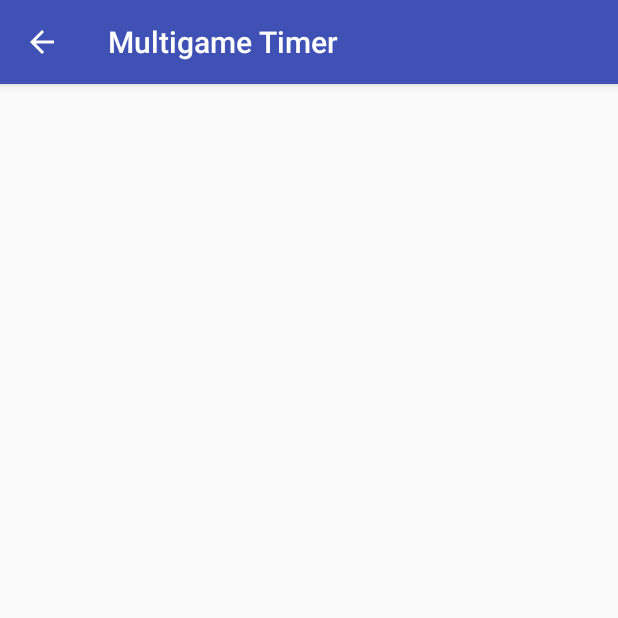
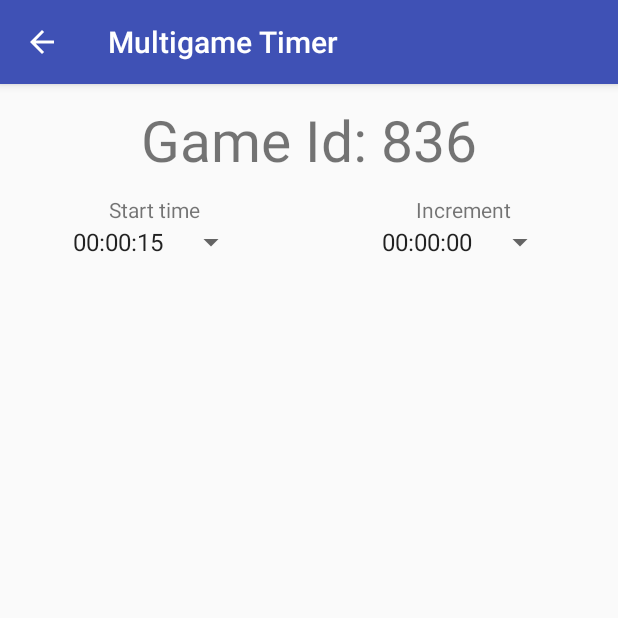
Before and after one commit to ephraimkunz/MultiGameTimer-Android, an Android app: the CreateGameActivity screen opened directly, with no data from a screen before it, on a phone screen of 412 x 824 dp, the top half of it. Run offline under Robolectric (Android 15) with nearby library versions, the phone set to English and light mode, and no system bars.

```diff
--- a/app/src/main/java/com/example/ephraimkunz/multigametimer/Activities/CreateGameActivity.java
+++ b/app/src/main/java/com/example/ephraimkunz/multigametimer/Activities/CreateGameActivity.java
@@ -2,18 +2,38 @@ package com.example.ephraimkunz.multigametimer.Activities;
 
 import android.support.v7.app.AppCompatActivity;
 import android.os.Bundle;
+import android.widget.TextView;
 
+import com.example.ephraimkunz.multigametimer.Constants;
+import com.example.ephraimkunz.multigametimer.GameCentral;
 import com.example.ephraimkunz.multigametimer.R;
 
+import java.util.Random;
+import java.util.UUID;
+
 public class CreateGameActivity extends AppCompatActivity {
+
+    int gameId;
+    GameCentral central;
 
     @Override
     protected void onCreate(Bundle savedInstanceState) {
         super.onCreate(savedInstanceState);
         setContentView(R.layout.activity_create_game);
 
+        Random rand = new Random();
+        gameId = rand.nextInt(900) + 100;
+        UUID gameUuid = Constants.uuidFromGameId(Integer.toString(gameId));
+
+        TextView gameIdView = (TextView)findViewById(R.id.gameIdTextView);
+        gameIdView.setText(generateNewGameIdLabel(gameId));
+
         // Start bluetooth central
+        central = GameCentral.sharedInstance();
+        central.setupGame(gameUuid, this);
+    }
 
-
+    private String generateNewGameIdLabel(int gameId) {
+        return "Game Id: " + gameId;
     }
 }
--- a/app/src/main/java/com/example/ephraimkunz/multigametimer/GameCentral.java
+++ b/app/src/main/java/com/example/ephraimkunz/multigametimer/GameCentral.java
@@ -1,4 +1,25 @@
 package com.example.ephraimkunz.multigametimer;
+
+import android.bluetooth.BluetoothAdapter;
+import android.bluetooth.BluetoothDevice;
+import android.bluetooth.BluetoothGatt;
+import android.bluetooth.BluetoothGattCallback;
+import android.bluetooth.BluetoothGattCharacteristic;
+import android.bluetooth.BluetoothGattDescriptor;
+import android.bluetooth.BluetoothProfile;
+import android.bluetooth.le.BluetoothLeScanner;
+import android.bluetooth.le.ScanCallback;
+import android.bluetooth.le.ScanFilter;
+import android.bluetooth.le.ScanResult;
+import android.bluetooth.le.ScanSettings;
+import android.content.Context;
+import android.os.ParcelUuid;
+import android.util.Log;
+
+import java.util.ArrayList;
+import java.util.Arrays;
+import java.util.List;
+import java.util.UUID;
 
 /**
  * Created by ephraimkunz on 7/1/17.
@@ -6,9 +27,12 @@ package com.example.ephraimkunz.multigametimer;
 
 public class GameCentral {
     private static GameCentral instance;
+    private UUID gameUuid;
+    private BluetoothLeScanner scanner;
+    private BluetoothGattCallback bluetoothGattCallback;
+    private List<BluetoothGatt> connected = new ArrayList<>();
 
     private GameCentral() {
-
     }
 
     public static GameCentral sharedInstance() {
@@ -17,4 +41,106 @@ public class GameCentral {
         }
         return instance;
     }
+
+    public void setupGame(UUID gameUuid, Context context) {
+        this.gameUuid = gameUuid;
+        scanner = BluetoothAdapter.getDefaultAdapter().getBluetoothLeScanner();
+        setupScannerAndStartScan(scanner, gameUuid, context);
+    }
+
+    private void setupScannerAndStartScan(BluetoothLeScanner scanner, UUID gameUuid, final Context context) {
+        ScanSettings settings = new ScanSettings.Builder()
+                                    .build();
+        List<ScanFilter> filters = new ArrayList<>(Arrays.asList(
+                new ScanFilter.Builder()
+                        .setServiceUuid(ParcelUuid.fromString(gameUuid.toString()))
+                        .build()
+        ));
+
+        bluetoothGattCallback = new BluetoothGattCallback() {
+            @Override
+            public void onConnectionStateChange(BluetoothGatt gatt, int status, int newState) {
+                super.onConnectionStateChange(gatt, status, newState);
+
+                if(newState == BluetoothProfile.STATE_CONNECTED ) {
+                    Log.i("BLE", "connected to peripheral");
+//                    for(int i = 0; i < connected.size(); ++i) {
+//                        if(connected.get(i).getDevice().getAddress().equals(gatt.getDevice().getAddress())) {
+//                            return;
+//                        }
+//                    }
+//                    connected.add(gatt);
+                } else if (newState == BluetoothProfile.STATE_DISCONNECTED) {
+                    Log.i("BLE", "Disconnected from peripheral");
+                }
+            }
+
+            @Override
+            public void onServicesDiscovered(BluetoothGatt gatt, int status) {
+                super.onServicesDiscovered(gatt, status);
+            }
+
+            @Override
+            public void onCharacteristicRead(BluetoothGatt gatt, BluetoothGattCharacteristic characteristic, int status) {
+                super.onCharacteristicRead(gatt, characteristic, status);
+            }
+
+            @Override
+            public void onCharacteristicWrite(BluetoothGatt gatt, BluetoothGattCharacteristic characteristic, int status) {
+                super.onCharacteristicWrite(gatt, characteristic, status);
+            }
+
+            @Override
+            public void onCharacteristicChanged(BluetoothGatt gatt, BluetoothGattCharacteristic characteristic) {
+                super.onCharacteristicChanged(gatt, characteristic);
+            }
+
+            @Override
+            public void onDescriptorRead(BluetoothGatt gatt, BluetoothGattDescriptor descriptor, int status) {
+                super.onDescriptorRead(gatt, descriptor, status);
+            }
+
+            @Override
+            public void onDescriptorWrite(BluetoothGatt gatt, BluetoothGattDescriptor descriptor, int status) {
+                super.onDescriptorWrite(gatt, descriptor, status);
+            }
+
+            @Override
+            public void onReliableWriteCompleted(BluetoothGatt gatt, int status) {
+                super.onReliableWriteCompleted(gatt, status);
+            }
+
+            @Override
+            public void onReadRemoteRssi(BluetoothGatt gatt, int rssi, int status) {
+                super.onReadRemoteRssi(gatt, rssi, status);
+            }
+
+            @Override
+            public void onMtuChanged(BluetoothGatt gatt, int mtu, int status) {
+                super.onMtuChanged(gatt, mtu, status);
+            }
+        };
+
+        ScanCallback callback = new ScanCallback() {
+            @Override
+            public void onScanResult(int callbackType, ScanResult result) {
+                super.onScanResult(callbackType, result);
+                BluetoothDevice device = result.getDevice();
+                device.connectGatt(context, true, bluetoothGattCallback);
+            }
+
+            @Override
+            public void onBatchScanResults(List<ScanResult> results) {
+                super.onBatchScanResults(results);
+                Log.i("BLE", "Batch scan results recieved");
+            }
+
+            @Override
+            public void onScanFailed(int errorCode) {
+                super.onScanFailed(errorCode);
+                Log.e("BLE", "Scan failed");
+            }
+        };
+        scanner.startScan(filters, settings, callback);
+    }
 }
--- a/app/src/main/res/layout/activity_create_game.xml
+++ b/app/src/main/res/layout/activity_create_game.xml
@@ -1,9 +1,55 @@
 <?xml version="1.0" encoding="utf-8"?>
-<android.support.constraint.ConstraintLayout xmlns:android="http://schemas.android.com/apk/res/android"
-    xmlns:app="http://schemas.android.com/apk/res-auto"
+<LinearLayout android:layout_height="wrap_content"
+    android:layout_width="match_parent"
+    android:orientation="vertical"
     xmlns:tools="http://schemas.android.com/tools"
-    android:layout_width="match_parent"
-    android:layout_height="match_parent"
-    tools:context="com.example.ephraimkunz.multigametimer.Activities.CreateGameActivity">
+    xmlns:android="http://schemas.android.com/apk/res/android">
 
-</android.support.constraint.ConstraintLayout>
+    <TextView
+        android:layout_gravity="center_horizontal"
+        android:textSize="38dp"
+        android:layout_width="wrap_content"
+        android:id="@+id/gameIdTextView"
+        android:padding="5pt"
+        tools:text="Game Id: 000"
+        android:layout_height="wrap_content" />
+    <LinearLayout
+        android:layout_width="match_parent"
+        android:layout_height="wrap_content"
+        android:orientation="horizontal">
+        <LinearLayout
+            android:layout_gravity="center_horizontal"
+            android:gravity="center_horizontal"
+            android:layout_weight="1"
+            android:layout_width="wrap_content"
+            android:layout_height="wrap_content"
+            android:orientation="vertical">
+            <TextView
+                android:layout_width="wrap_content"
+                android:layout_height="wrap_content"
+                android:text="Start time"/>
+            <android.support.v7.widget.AppCompatSpinner
+                android:entries="@array/startTimeValues"
+                android:id="@+id/startTimeSpinner"
+                android:layout_width="wrap_content"
+                android:layout_height="wrap_content"></android.support.v7.widget.AppCompatSpinner>
+        </LinearLayout>
+        <LinearLayout
+            android:layout_gravity="center_horizontal"
+            android:gravity="center_horizontal"
+            android:layout_weight="1"
+            android:layout_width="wrap_content"
+            android:layout_height="wrap_content"
+            android:orientation="vertical">
+            <TextView
+                android:layout_width="wrap_content"
+                android:layout_height="wrap_content"
+                android:text="Increment"/>
+            <android.support.v7.widget.AppCompatSpinner
+                android:entries="@array/incrementValues"
+                android:id="@+id/incrementSpinner"
+                android:layout_width="wrap_content"
+                android:layout_height="wrap_content"></android.support.v7.widget.AppCompatSpinner>
+        </LinearLayout>
+    </LinearLayout>
+</LinearLayout>
--- a/app/src/main/res/values/colors.xml
+++ b/app/src/main/res/values/colors.xml
@@ -3,4 +3,8 @@
     <color name="colorPrimary">#3F51B5</color>
     <color name="colorPrimaryDark">#303F9F</color>
     <color name="colorAccent">#FF4081</color>
+    <color name="orange">#E69439</color>
+    <color name="gray">#615C56</color>
+    <color name="white">#FFFFFF</color>
+    <color name="black">#000000</color>
 </resources>
--- a/app/src/main/res/values/strings.xml
+++ b/app/src/main/res/values/strings.xml
@@ -3,4 +3,37 @@
 
     <!-- TODO: Remove or change this placeholder text -->
     <string name="hello_blank_fragment">Hello blank fragment</string>
+
+    <string-array name="startTimeValues">
+        <item>00:00:15</item>
+        <item>00:00:30</item>
+        <item>00:00:45</item>
+        <item>00:01:00</item>
+        <item>00:02:00</item>
+        <item>00:03:00</item>
+        <item>00:05:00</item>
+        <item>00:10:00</item>
+        <item>00:30:00</item>
+        <item>00:45:00</item>
+        <item>01:00:00</item>
+        <item>01:30:00</item>
+        <item>02:00:00</item>
+        <item>02:30:00</item>
+        <item>03:00:00</item>
+    </string-array>
+
+    <string-array name="incrementValues">
+        <item>00:00:00</item>
+        <item>00:00:05</item>
+        <item>00:00:10</item>
+        <item>00:00:15</item>
+        <item>00:00:30</item>
+        <item>00:00:45</item>
+        <item>00:01:00</item>
+        <item>00:01:30</item>
+        <item>00:02:00</item>
+        <item>00:03:00</item>
+        <item>00:05:00</item>
+        <item>00:10:00</item>
+    </string-array>
 </resources>
```
Also changed, not shown: app/src/main/AndroidManifest.xml (+6 -4 lines), app/src/main/java/com/example/ephraimkunz/multigametimer/Activities/JoinGameActivity.java (+12 -1 lines), app/src/main/java/com/example/ephraimkunz/multigametimer/Activities/PlayGameActivity.java (added, +15 -0 lines), app/src/main/java/com/example/ephraimkunz/multigametimer/GamePeripheral.java (+22 -6 lines), app/src/main/java/com/example/ephraimkunz/multigametimer/GameSetupPeripheralDelegate.java (added, +9 -0 lines), app/src/main/res/color/button_text_colors.xml (added, +7 -0 lines), app/src/main/res/drawable/countdown_button.xml (added, +42 -0 lines), app/src/main/res/layout/activity_play_game.xml (added, +25 -0 lines).
